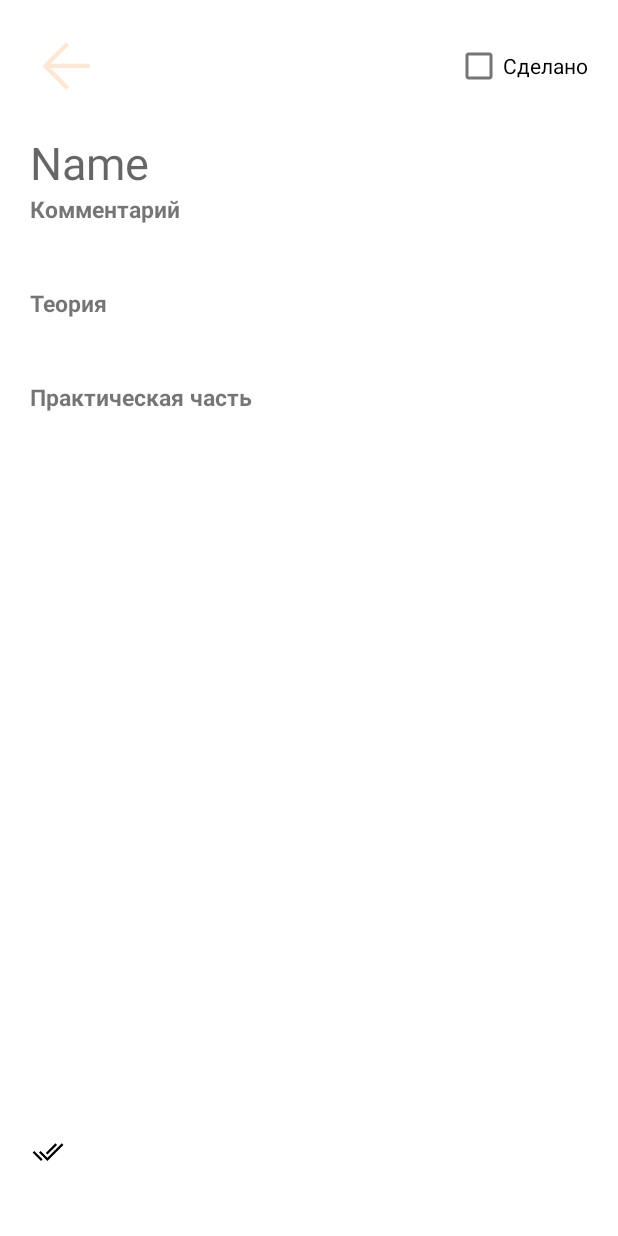
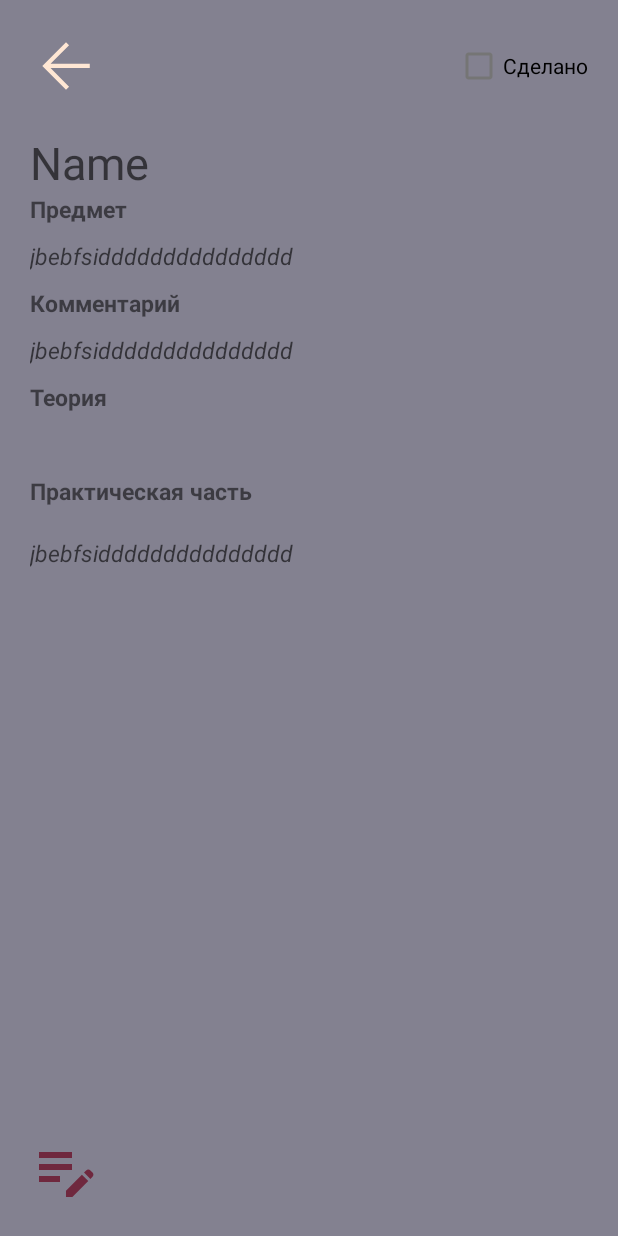
Before and after one commit to LenaGosteva/School_helper, an Android app: the TaskActivity screen opened directly, with no data from a screen before it, after a tap on an icon or button, on a phone screen of 412 x 824 dp. Run offline under Robolectric (Android 15) with nearby library versions, the light colour scheme and no system bars; our stand-ins replace Firebase (no records; nobody signed in at launch, a user with empty details on screens opened directly); 14 statements that could not run were skipped; 1 other tap on this screen came first.

Commit message:
+a bit of design 2.0

```diff
--- a/app/src/main/java/com/example/school/Adapters/TaskAdapter.java
+++ b/app/src/main/java/com/example/school/Adapters/TaskAdapter.java
@@ -89,6 +89,7 @@ public class TaskAdapter extends RecyclerView.Adapter<TaskAdapter.TaskViewHolder
             Intent intent = new Intent(activity, TaskActivity.class);
             intent.putExtra(App.TASK, task.getName());
             intent.putExtra(App.SUBJECT, task.getSubject());
+            intent.putExtra(App.COLOR, activity.getIntent().getIntExtra(App.COLOR, R.color.bright));
             activity.startActivity(intent);
         });
         holder.itemView.setOnLongClickListener(v -> {
--- a/app/src/main/java/com/example/school/ListActivity.java
+++ b/app/src/main/java/com/example/school/ListActivity.java
@@ -33,7 +33,7 @@ public class ListActivity extends AppCompatActivity {
             }}
             TaskAdapter taskAdapter = new TaskAdapter(tasks, this);
             if (tasks.size()==0){
-                binding.main.setBackgroundColor(this.getColor(R.color.sb_brown));
+                binding.main.setBackgroundColor(getIntent().getIntExtra(App.COLOR, R.color.sb_brown));
                 binding.textNothing.setVisibility(View.VISIBLE);
             }else{
             binding.listOfTasks.setLayoutManager(new LinearLayoutManager(this));
--- a/app/src/main/java/com/example/school/TaskActivity.java
+++ b/app/src/main/java/com/example/school/TaskActivity.java
@@ -1,5 +1,6 @@
 package com.example.school;
 
+import android.content.Intent;
 import android.os.Bundle;
 import android.widget.CompoundButton;
 
@@ -24,7 +25,7 @@ public class TaskActivity extends AppCompatActivity {
         setContentView(binding.getRoot());
 
         binding.back.setOnClickListener(d -> {
-            finish();
+            startActivity(new Intent(this, ListActivity.class));
         });
 
         name = getIntent().getExtras().getString(App.TASK);
@@ -36,6 +37,8 @@ public class TaskActivity extends AppCompatActivity {
             binding.isCompletedT.setChecked(task.isCompleted());
             binding.theoryT.setText(task.getTheory());
             binding.practiceT.setText(task.getPractice());
+            binding.sbT.setText(subject);
+            binding.allTaskAct.setBackgroundColor(getIntent().getIntExtra(App.COLOR, R.color.bright));
         });
         binding.isCompletedT.setOnCheckedChangeListener(new CompoundButton.OnCheckedChangeListener() {
             @Override
@@ -54,9 +57,16 @@ public class TaskActivity extends AppCompatActivity {
             binding.practiceE.setText(task.getPractice());
         });
         binding.save.setOnClickListener(f -> {
+            binding.comm.showPrevious();
+            binding.practice.showPrevious();
+            binding.theory.showPrevious();
+            binding.vpEa.showPrevious();
             task.setComment(binding.commE.getText().toString().isEmpty() ? task.getComment() : binding.commE.getText().toString());
             task.setTheory(binding.theoryE.getText().toString().isEmpty() ? task.getTheory() : binding.theoryE.getText().toString());
             task.setPractice(binding.practiceE.getText().toString().isEmpty() ? task.getPractice() : binding.practiceE.getText().toString());
+            binding.commT.setText(task.getComment());
+            binding.theoryT.setText(task.getTheory());
+            binding.practiceT.setText(task.getPractice());
             authController.addTaskToSubject(task, task.getName(), task.getSubject(), h -> {
             });
         });
--- a/app/src/main/java/com/example/school/ui/home/HomeFragment.java
+++ b/app/src/main/java/com/example/school/ui/home/HomeFragment.java
@@ -112,7 +112,7 @@ public class HomeFragment extends Fragment {
         binding.newSubject.setOnClickListener(f -> {
 
             String d = binding.describtionOfSubject.getText().toString();
-            if (binding.nameOfSubject.getText().toString() != "") {
+            if (!binding.nameOfSubject.getText().toString().isEmpty()) {
                 Subject s = new Subject(binding.nameOfSubject.getText().toString(),d.isEmpty()? " ":d , App.getColors_int()[index_color[0]]);
                 list.get().add(s);
                 authController.addSubjectToDb(s, task -> {
--- a/app/src/main/res/layout/activity_list.xml
+++ b/app/src/main/res/layout/activity_list.xml
@@ -11,6 +11,7 @@
         android:layout_width="wrap_content"
         android:src="@drawable/icon_back"
         android:id="@+id/back"
+        android:layout_marginBottom="20dp"
         android:background="@color/null_color"
         android:layout_height="wrap_content"/>
     <TextView
--- a/app/src/main/res/layout/activity_task.xml
+++ b/app/src/main/res/layout/activity_task.xml
@@ -4,6 +4,7 @@
     android:layout_width="match_parent"
     android:layout_height="match_parent"
     android:padding="20dp"
+    android:id="@+id/all_task_act"
     tools:context=".TaskActivity">
 
     <TextView
@@ -16,13 +17,31 @@
         android:textSize="30dp" />
 
     <TextView
+        android:id="@+id/i_sb"
+        android:layout_width="match_parent"
+        android:layout_height="wrap_content"
+        android:layout_below="@+id/name"
+        android:text="Предмет"
+        android:textSize="15sp"
+        android:textStyle="bold" />
+    <TextView
+        android:id="@+id/sb_t"
+        android:layout_marginVertical="10dp"
+        android:layout_width="match_parent"
+        android:layout_height="wrap_content"
+        android:layout_below="@+id/i_sb"
+        android:hint="jbebfsiddddddddddddddd"
+        android:textSize="15sp"
+        android:textStyle="italic" />
+    <TextView
         android:id="@+id/i_comm"
         android:layout_width="match_parent"
         android:layout_height="wrap_content"
-        android:layout_below="@+id/name"
+        android:layout_below="@+id/sb_t"
         android:text="Комментарий"
         android:textSize="15sp"
         android:textStyle="bold" />
+
 
     <ViewSwitcher
         android:id="@+id/comm"
@@ -154,6 +173,6 @@ android:id="@+id/vp_ea"
             android:layout_width="wrap_content"
             android:layout_height="wrap_content"
             android:background="@color/null_color"
-            android:src="@drawable/icon_save_24" />
+            android:src="@drawable/icon_save_48" />
     </ViewSwitcher>
 </RelativeLayout>
```
Also changed, not shown: app/src/main/res/layout/fragment_home.xml (+8 -2 lines).
